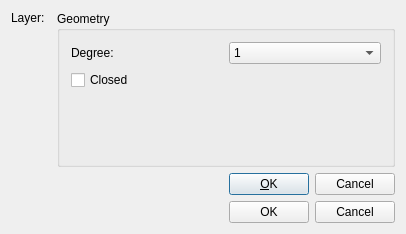
Old version of the form librecad/src/ui/forms/qg_dlgspline.ui in the repository LibreCAD/LibreCAD.
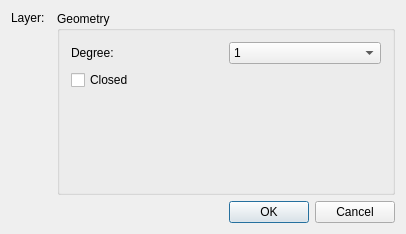
New version of the form. Custom widgets are drawn as their Qt base class.

Commit message: bug545: spline properties dialog cleanup

Patch:
```diff
--- a/librecad/src/ui/forms/qg_dlgspline.ui
+++ b/librecad/src/ui/forms/qg_dlgspline.ui
@@ -156,49 +156,6 @@
      </item>
     </layout>
    </item>
-   <item>
-    <layout class="QHBoxLayout">
-     <item>
-      <spacer name="spacer">
-       <property name="orientation">
-        <enum>Qt::Horizontal</enum>
-       </property>
-       <property name="sizeType">
-        <enum>QSizePolicy::Expanding</enum>
-       </property>
-       <property name="sizeHint" stdset="0">
-        <size>
-         <width>40</width>
-         <height>20</height>
-        </size>
-       </property>
-      </spacer>
-     </item>
-     <item>
-      <widget class="QPushButton" name="bOk">
-       <property name="text">
-        <string>&amp;OK</string>
-       </property>
-       <property name="shortcut">
-        <string>Alt+O</string>
-       </property>
-       <property name="default">
-        <bool>true</bool>
-       </property>
-      </widget>
-     </item>
-     <item>
-      <widget class="QPushButton" name="bCancel">
-       <property name="text">
-        <string>Cancel</string>
-       </property>
-       <property name="shortcut">
-        <string>Esc</string>
-       </property>
-      </widget>
-     </item>
-    </layout>
-   </item>
    <item>
     <widget class="QDialogButtonBox" name="buttonBox">
      <property name="standardButtons">
```
Left out of the diff: 4 changed lines with no effect on the pictures.
